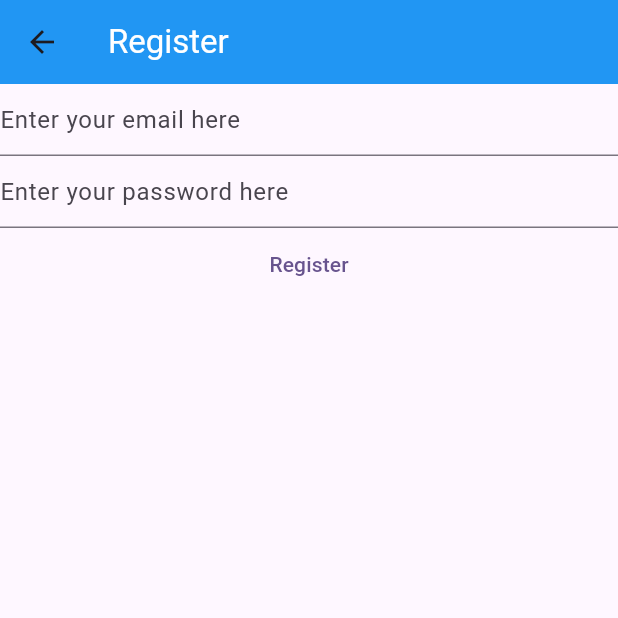
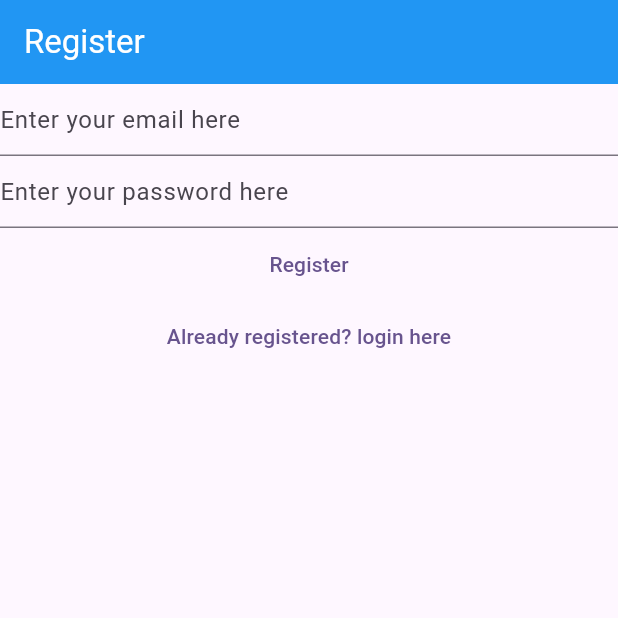
Before and after one commit to alifma/Ponten, a Flutter app: the RegisterView screen opened directly, on a phone screen of 412 x 824 dp, the top half of it. Run offline on Flutter 3.47's test engine with Material 3 defaults, Android fonts, the light colour scheme and no system bars; our stand-ins replace firebase_auth, firebase_core; accounts and stored records are empty; generated files the repository leaves out were written again.

Commit message:
implement routing.

```diff
--- a/lib/views/register_view.dart
+++ b/lib/views/register_view.dart
@@ -37,13 +37,7 @@
         ),
         backgroundColor: Colors.blue,
       ),
-      body: FutureBuilder(
-        future: Firebase.initializeApp(
-            options: DefaultFirebaseOptions.currentPlatform),
-        builder: (context, snapshot) {
-          switch (snapshot.connectionState) {
-            case ConnectionState.done:
-              return Column(
+      body: Column(
         children: [
           TextField(
             controller: _email,
@@ -84,8 +78,7 @@
                     print("Password too weak");
                     break;
                   default:
-                            print(
-                                "Something bad happened on firebase, ${e.code}");
+                    print("Something bad happened on firebase, ${e.code}");
                 }
               } catch (e) {
                 print(e.toString());
@@ -93,12 +86,13 @@
             },
             child: const Text('Register'),
           ),
+          TextButton(
+              onPressed: () {
+                Navigator.of(context)
+                    .pushNamedAndRemoveUntil('/login', (route) => false);
+              },
+              child: const Text('Already registered? login here'))
         ],
-              );
-            default:
-              return const Text('Loading');
-          }
-        },
       ),
     );
   }
```
Also changed, not shown: lib/main.dart (+16 -14 lines), lib/views/login_view.dart (+8 -16 lines), lib/views/verify_email_view.dart (added, +33 -0 lines). Lines whose indentation alone changed are shown as unchanged.
